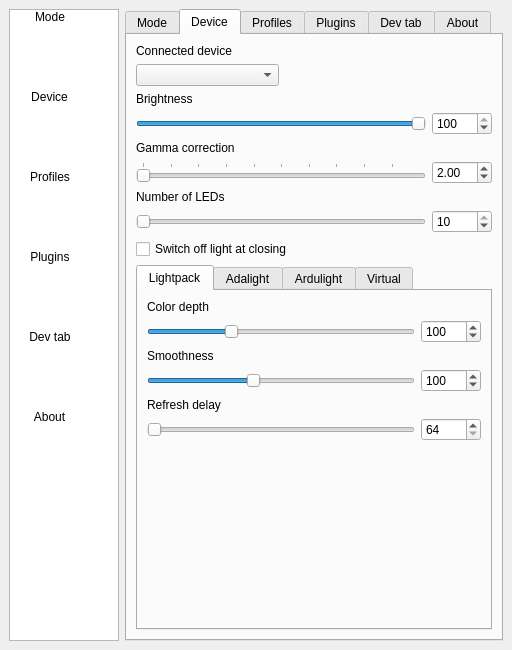
Above: Software/src/SettingsWindow.ui from Atarity/Lightpack before the change. Below: the same form after it.
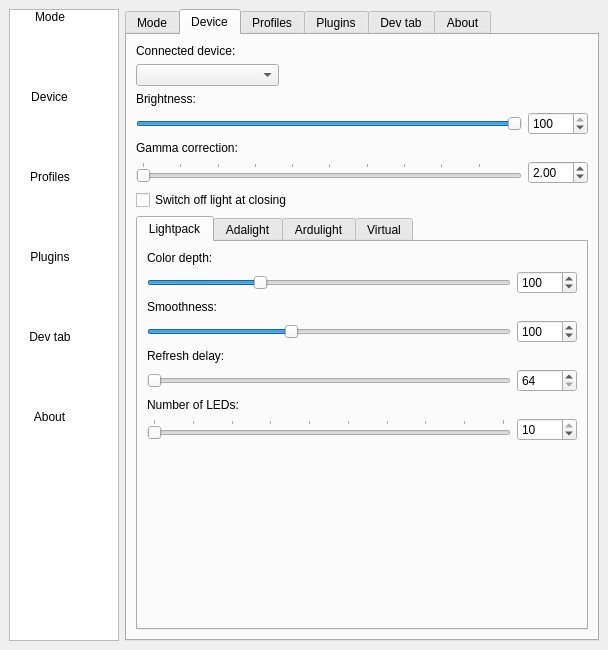
That is the form after the change. The open tabs and pages were chosen to show the change. Icons and pictures are not drawn. Custom widgets are drawn as their Qt base class.

```diff
--- a/Software/src/SettingsWindow.ui
+++ b/Software/src/SettingsWindow.ui
@@ -7,7 +7,7 @@
    <rect>
     <x>0</x>
     <y>0</y>
-    <width>499</width>
+    <width>608</width>
     <height>650</height>
    </rect>
   </property>
@@ -706,7 +706,7 @@
             <item row="2" column="0">
              <widget class="QLabel" name="label_7">
               <property name="text">
-               <string>Color depth</string>
+               <string>Color depth:</string>
               </property>
              </widget>
             </item>
@@ -763,11 +763,11 @@
             <item row="4" column="0">
              <widget class="QLabel" name="label_9">
               <property name="text">
-               <string>Smoothness</string>
+               <string>Smoothness:</string>
               </property>
              </widget>
             </item>
-            <item row="8" column="0">
+            <item row="10" column="0">
              <spacer name="verticalSpacer_2">
               <property name="orientation">
                <enum>Qt::Vertical</enum>
@@ -802,7 +802,7 @@
             <item row="6" column="0">
              <widget class="QLabel" name="label_6">
               <property name="text">
-               <string>Refresh delay</string>
+               <string>Refresh delay:</string>
               </property>
              </widget>
             </item>
@@ -837,6 +837,66 @@
               </property>
              </widget>
             </item>
+            <item row="9" column="0">
+             <widget class="QSlider" name="horizontalSlider_LightpackNumberOfLeds">
+              <property name="minimum">
+               <number>1</number>
+              </property>
+              <property name="maximum">
+               <number>10</number>
+              </property>
+              <property name="orientation">
+               <enum>Qt::Horizontal</enum>
+              </property>
+              <property name="tickPosition">
+               <enum>QSlider::TicksAbove</enum>
+              </property>
+              <property name="tickInterval">
+               <number>1</number>
+              </property>
+             </widget>
+            </item>
+            <item row="8" column="0">
+             <widget class="QLabel" name="label_NumberOfLeds">
+              <property name="text">
+               <string>Number of LEDs:</string>
+              </property>
+             </widget>
+            </item>
+            <item row="9" column="1">
+             <widget class="QSpinBox" name="spinBox_LightpackNumberOfLeds">
+              <property name="enabled">
+               <bool>true</bool>
+              </property>
+              <property name="sizePolicy">
+               <sizepolicy hsizetype="Fixed" vsizetype="Fixed">
+                <horstretch>0</horstretch>
+                <verstretch>0</verstretch>
+               </sizepolicy>
+              </property>
+              <property name="minimumSize">
+               <size>
+                <width>60</width>
+                <height>0</height>
+               </size>
+              </property>
+              <property name="maximumSize">
+               <size>
+                <width>60</width>
+                <height>16777215</height>
+               </size>
+              </property>
+              <property name="minimum">
+               <number>1</number>
+              </property>
+              <property name="maximum">
+               <number>10</number>
+              </property>
+              <property name="value">
+               <number>10</number>
+              </property>
+             </widget>
+            </item>
            </layout>
           </widget>
           <widget class="QWidget" name="tabDeviceAdalight">
@@ -1191,14 +1251,14 @@
         <item row="1" column="0">
          <widget class="QLabel" name="label_ConnectedDevice">
           <property name="text">
-           <string>Connected device</string>
+           <string>Connected device:</string>
           </property>
          </widget>
         </item>
         <item row="3" column="0">
          <widget class="QLabel" name="label_5">
           <property name="text">
-           <string>Brightness</string>
+           <string>Brightness:</string>
           </property>
          </widget>
         </item>
@@ -1255,7 +1315,7 @@
         <item row="5" column="0">
          <widget class="QLabel" name="label_GammaCorrection">
           <property name="text">
-           <string>Gamma correction</string>
+           <string>Gamma correction:</string>
           </property>
          </widget>
         </item>
@@ -1293,60 +1353,6 @@
           </property>
          </widget>
         </item>
-        <item row="7" column="0">
-         <widget class="QLabel" name="label_NumberOfLeds">
-          <property name="text">
-           <string>Number of LEDs</string>
-          </property>
-         </widget>
-        </item>
-        <item row="8" column="0">
-         <widget class="QSlider" name="horizontalSlider_NumberOfLeds">
-          <property name="minimum">
-           <number>1</number>
-          </property>
-          <property name="maximum">
-           <number>255</number>
-          </property>
-          <property name="orientation">
-           <enum>Qt::Horizontal</enum>
-          </property>
-         </widget>
-        </item>
-        <item row="8" column="1">
-         <widget class="QSpinBox" name="spinBox_NumberOfLeds">
-          <property name="enabled">
-           <bool>true</bool>
-          </property>
-          <property name="sizePolicy">
-           <sizepolicy hsizetype="Fixed" vsizetype="Fixed">
-            <horstretch>0</horstretch>
-            <verstretch>0</verstretch>
-           </sizepolicy>
-          </property>
-          <property name="minimumSize">
-           <size>
-            <width>60</width>
-            <height>0</height>
-           </size>
-          </property>
-          <property name="maximumSize">
-           <size>
-            <width>60</width>
-            <height>16777215</height>
-           </size>
-          </property>
-          <property name="minimum">
-           <number>1</number>
-          </property>
-          <property name="maximum">
-           <number>10</number>
-          </property>
-          <property name="value">
-           <number>10</number>
-          </property>
-         </widget>
-        </item>
         <item row="6" column="0">
          <widget class="QSlider" name="horizontalSlider_GammaCorrection">
           <property name="sizePolicy">
```
Left out of the diff: 264 changed lines with no effect on the pictures.
